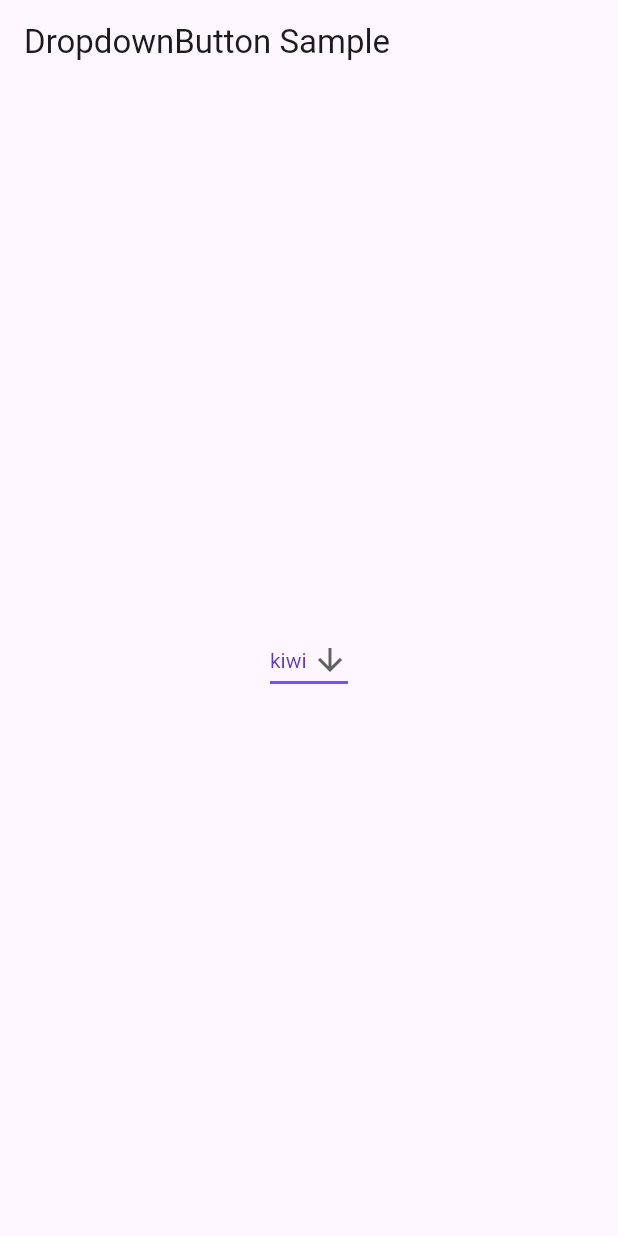
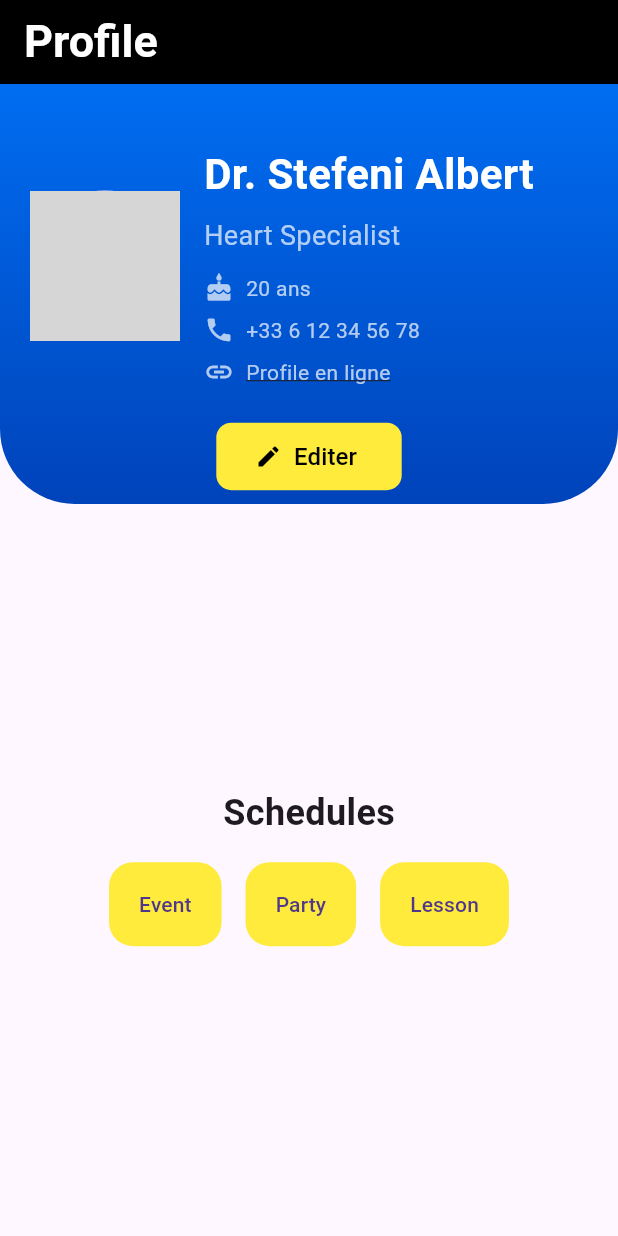
Before and after one commit to Traylen/ChevalDeTroie, a Flutter app: the screen it shows after launch, on a phone screen of 412 x 824 dp. Run offline on Flutter 3.47's test engine with Material 3 defaults, Android fonts, the phone set to English and light mode, and no system bars; network calls fail; grey boxes are pictures that could not be loaded.

Commit message:
interface profile

```diff
--- a/lib/main.dart
+++ b/lib/main.dart
@@ -1,4 +1,6 @@
 import 'package:flutter/material.dart';
+
+import 'profiles/userProfile.dart';
 
 /// Flutter code sample for [DropdownButton].
 
@@ -12,10 +14,10 @@ class DropdownButtonApp extends StatelessWidget {
   @override
   Widget build(BuildContext context) {
     return MaterialApp(
+      debugShowCheckedModeBanner: false,
       home: Scaffold(
-        appBar: AppBar(title: const Text('DropdownButton Sample')),
         body: const Center(
-          child: DropdownButtonExample(),
+          child: Userprofile(),
         ),
       ),
     );
--- /dev/null
+++ b/lib/profiles/userProfile.dart
@@ -0,0 +1,221 @@
+import 'package:flutter/material.dart';
+
+class Userprofile extends StatefulWidget {
+  const Userprofile({super.key});
+
+  @override
+  State<Userprofile> createState() => _UserprofileState();
+}
+
+class _UserprofileState extends State<Userprofile> {
+  @override
+  Widget build(BuildContext context) {
+    return Scaffold(
+      appBar: AppBar(
+        title: const Text(
+          "Profile",
+          style: TextStyle(
+            color: Colors.white,
+            fontWeight: FontWeight.bold,
+            fontSize: 30,
+          ),
+        ),
+        backgroundColor: Colors.black,
+      ),
+      body: Column(
+        children: [
+          const Expanded(flex: 3, child: _TopPortion()),
+          Expanded(
+            flex: 2,
+            child: Padding(
+              padding: const EdgeInsets.all(8.0),
+              child: Column(
+                children: [
+                  const Text(
+                    "Schedules",
+                    style: TextStyle(
+                      fontSize: 24,
+                      fontWeight: FontWeight.bold,
+                    ),
+                  ),
+                  const SizedBox(height: 16),
+                  Row(
+                    mainAxisAlignment: MainAxisAlignment.center,
+                    children: [
+                      FloatingActionButton.extended(
+                        onPressed: () {},
+                        heroTag: 'event',
+                        elevation: 0,
+                        backgroundColor: Colors.yellow,
+                        label: const Text("Event"),
+                      ),
+                      const SizedBox(width: 16.0),
+                      FloatingActionButton.extended(
+                        onPressed: () {},
+                        heroTag: 'party',
+                        elevation: 0,
+                        backgroundColor: Colors.yellow,
+                        label: const Text("Party"),
+                      ),
+                      const SizedBox(width: 16.0),
+                      FloatingActionButton.extended(
+                        onPressed: () {},
+                        heroTag: 'lesson',
+                        elevation: 0,
+                        backgroundColor: Colors.yellow,
+                        label: const Text("Lesson"),
+                      ),
+                    ],
+                  ),
+                ],
+              ),
+            ),
+          ),
+        ],
+      ),
+    );
+  }
+}
+
+class _TopPortion extends StatelessWidget {
+  const _TopPortion({Key? key}) : super(key: key);
+
+  @override
+  Widget build(BuildContext context) {
+    return Stack(
+      children: [
+        Container(
+          height: 280,
+          decoration: const BoxDecoration(
+            gradient: LinearGradient(
+              begin: Alignment.bottomCenter,
+              end: Alignment.topCenter,
+              colors: [Color(0xff0043ba), Color(0xff006df1)],
+            ),
+            borderRadius: BorderRadius.only(
+              bottomLeft: Radius.circular(50),
+              bottomRight: Radius.circular(50),
+            ),
+          ),
+        ),
+        Positioned(
+          top: 40,
+          left: 20,
+          right: 20,
+          child: Column(
+            crossAxisAlignment: CrossAxisAlignment.start,
+            children: [
+              Row(
+                children: [
+                  const CircleAvatar(
+                    radius: 50,
+                    backgroundImage: NetworkImage(
+                      "https://images.unsplash.com/photo-1438761681033-6461ffad8d80?ixlib=rb-1.2.1&ixid=MnwxMjA3fDB8MHxwaG90by1wYWdlfHx8fGVufDB8fHx8&auto=format&fit=crop&w=1470&q=80",
+                    ),
+                  ),
+                  const SizedBox(width: 16),
+                  Column(
+                    crossAxisAlignment: CrossAxisAlignment.start,
+                    children: [
+                      const Text(
+                        "Dr. Stefeni Albert",
+                        style: TextStyle(
+                          fontSize: 28,
+                          color: Colors.white,
+                          fontWeight: FontWeight.bold,
+                        ),
+                      ),
+                      const SizedBox(height: 8),
+                      const Text(
+                        "Heart Specialist",
+                        style: TextStyle(
+                          fontSize: 18,
+                          color: Colors.white70,
+                        ),
+                      ),
+                      const SizedBox(height: 12),
+                      Column(
+                        crossAxisAlignment: CrossAxisAlignment.start,
+                        children: [
+                          Row(
+                            children: const [
+                              Icon(Icons.cake, color: Colors.white70, size: 20),
+                              SizedBox(width: 8),
+                              Text(
+                                "20 ans",
+                                style: TextStyle(
+                                  color: Colors.white70,
+                                  fontSize: 14,
+                                ),
+                              ),
+                            ],
+                          ),
+                          const SizedBox(height: 8),
+                          Row(
+                            children: const [
+                              Icon(Icons.phone,
+                                  color: Colors.white70, size: 20),
+                              SizedBox(width: 8),
+                              Text(
+                                "+33 6 12 34 56 78",
+                                style: TextStyle(
+                                  color: Colors.white70,
+                                  fontSize: 14,
+                                ),
+                              ),
+                            ],
+                          ),
+                          const SizedBox(height: 8),
+                          Row(
+                            children: const [
+                              Icon(Icons.link, color: Colors.white70, size: 20),
+                              SizedBox(width: 8),
+                              Text(
+                                "Profile en ligne",
+                                style: TextStyle(
+                                  color: Colors.white70,
+                                  fontSize: 14,
+                                  decoration: TextDecoration.underline,
+                                ),
+                              ),
+                            ],
+                          ),
+                        ],
+                      ),
+                    ],
+                  ),
+                ],
+              ),
+            ],
+          ),
+        ),
+        Positioned(
+          bottom: 190, // Positionnement au bas du conteneur bleu
+          left: MediaQuery.of(context).size.width * 0.35,
+          right: MediaQuery.of(context).size.width * 0.35,
+          child: Container(
+            width: 140,
+            height: 45,
+            decoration: BoxDecoration(
+              color: Colors.yellow,
+              borderRadius: BorderRadius.circular(10),
+            ),
+            child: TextButton.icon(
+              onPressed: () {
+                // Action pour ouvrir la page de modification
+              },
+              icon: const Icon(
+                Icons.edit,
+                color: Colors.black,
+              ),
+              label: const Text(
+                "Editer",
+                style: TextStyle(color: Colors.black, fontSize: 16),
+              ),
+            ),
+          ),
+        ),
+      ],
+    );
+  }
+}
```
